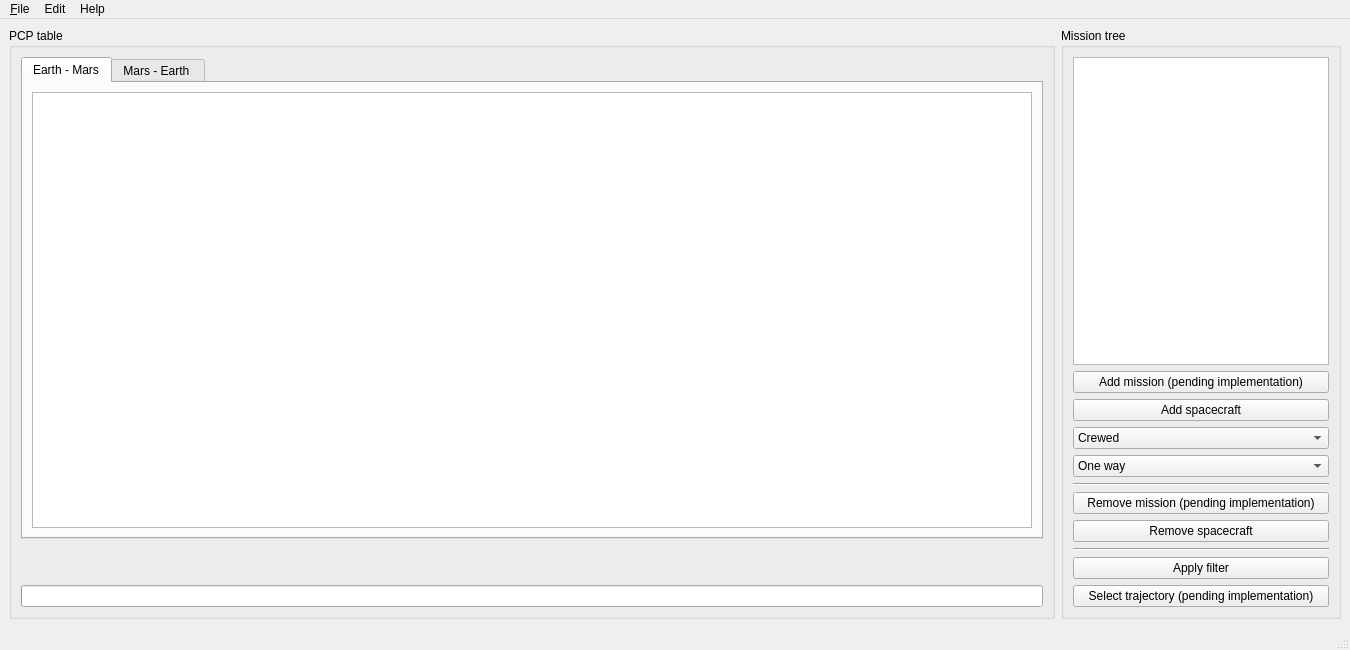
Old version of the form src/sonet_main_window.ui in the repository jorialand/sonet_tfm_horia.
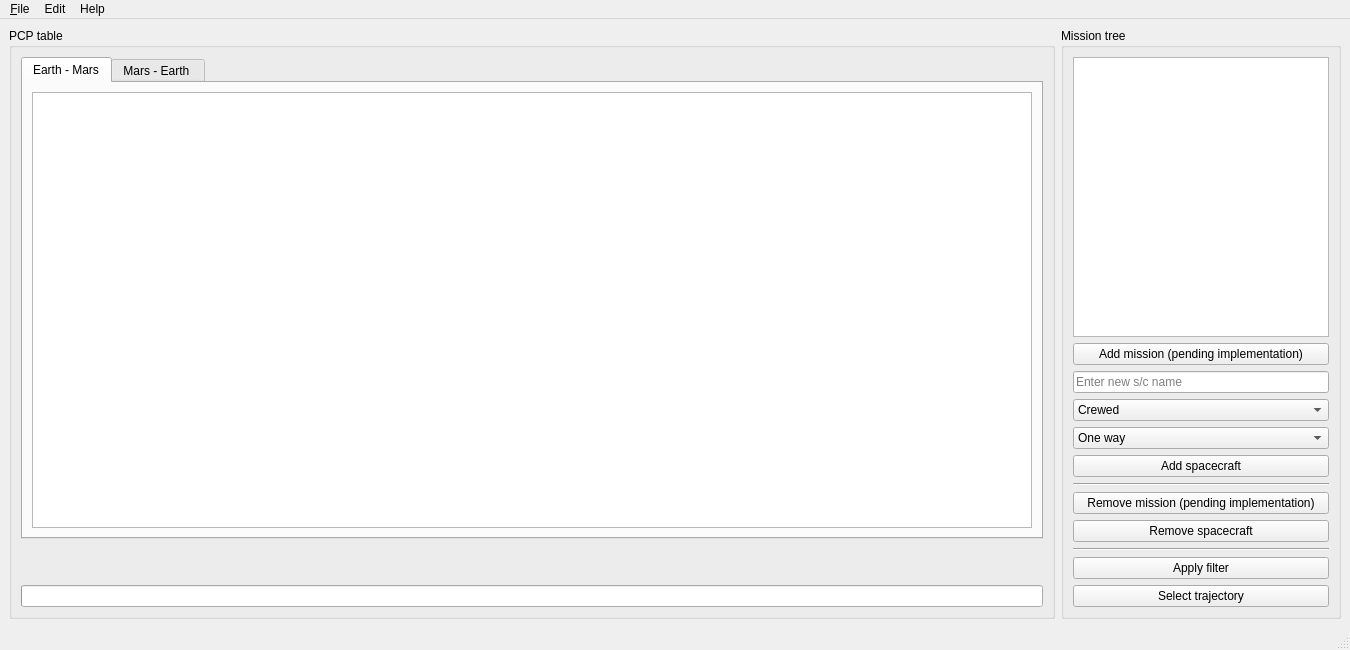
New version of the form. The open tabs and pages were chosen to show the change.

Commit message: [#35] 1st working version. The user is able to select one/two trajectories for a given s/c.

What changed in the file:
```diff
--- a/src/sonet_main_window.ui
+++ b/src/sonet_main_window.ui
@@ -62,9 +62,15 @@
         </widget>
        </item>
        <item>
-        <widget class="QPushButton" name="sonet_add_spacecraft_qpb">
-         <property name="text">
-          <string>Add spacecraft</string>
+        <widget class="QLineEdit" name="sonet_sc_name_le">
+         <property name="toolTip">
+          <string>Enter new s/c name</string>
+         </property>
+         <property name="statusTip">
+          <string>s/c name</string>
+         </property>
+         <property name="placeholderText">
+          <string>Enter new s/c name</string>
          </property>
         </widget>
        </item>
@@ -96,6 +102,13 @@
          </item>
         </widget>
        </item>
+       <item>
+        <widget class="QPushButton" name="sonet_add_spacecraft_qpb">
+         <property name="text">
+          <string>Add spacecraft</string>
+         </property>
+        </widget>
+       </item>
        <item>
         <widget class="Line" name="line">
          <property name="orientation">
@@ -134,7 +147,7 @@
        <item>
         <widget class="QPushButton" name="sonet_select_trajectory_qpb">
          <property name="text">
-          <string>Select trajectory (pending implementation)</string>
+          <string>Select trajectory</string>
          </property>
         </widget>
        </item>
```
Left out of the diff: 2 changed lines with no effect on the pictures. The commit also changes 6 other files.
